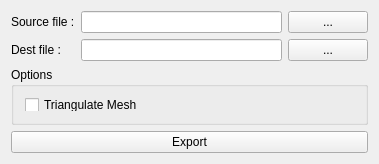
Old version of the form tools/ExpansionGameEngineTools/FBX2MSH/FBX2MSH.ui in the repository Moi78/ExpansionGameEngine.
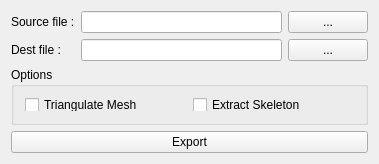
New version of the form.

The edit to the form file:
```diff
--- a/tools/ExpansionGameEngineTools/FBX2MSH/FBX2MSH.ui
+++ b/tools/ExpansionGameEngineTools/FBX2MSH/FBX2MSH.ui
@@ -60,6 +60,13 @@
             </property>
            </widget>
           </item>
+          <item row="0" column="1">
+           <widget class="QCheckBox" name="checkBox">
+            <property name="text">
+             <string>Extract Skeleton</string>
+            </property>
+           </widget>
+          </item>
          </layout>
         </item>
        </layout>
```
Left out of the diff: 12 changed lines with no effect on the pictures.
